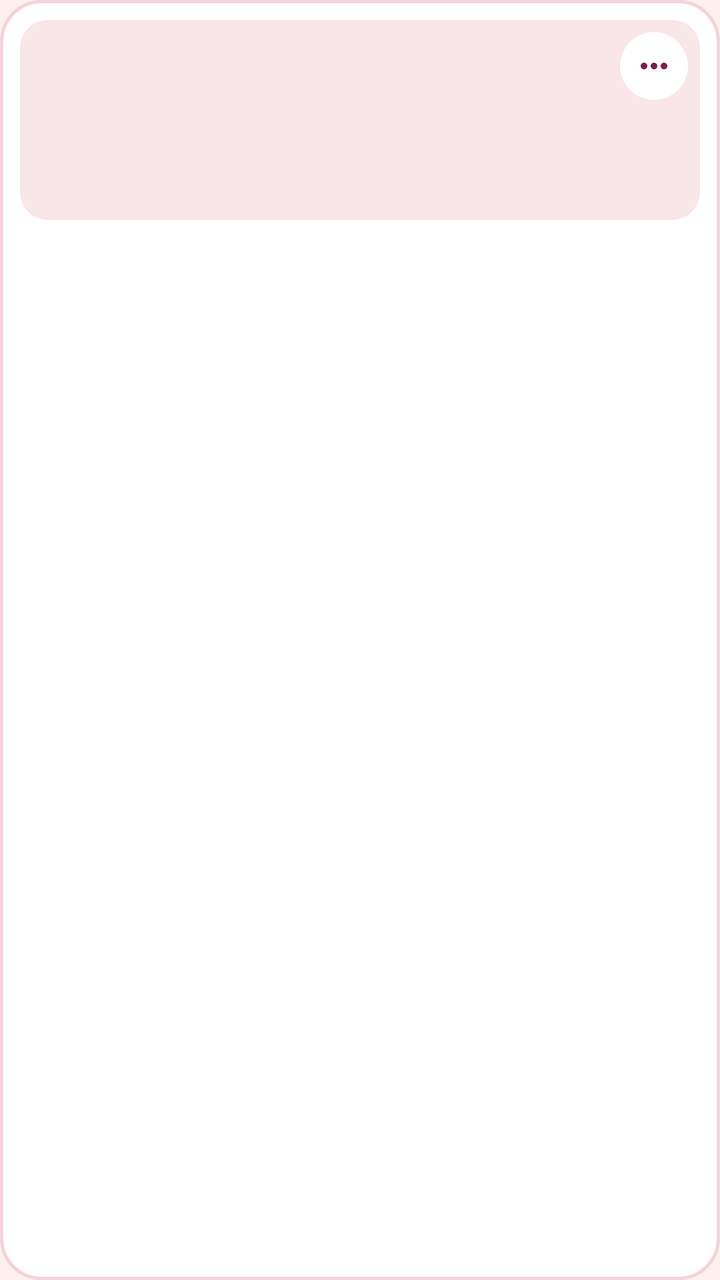
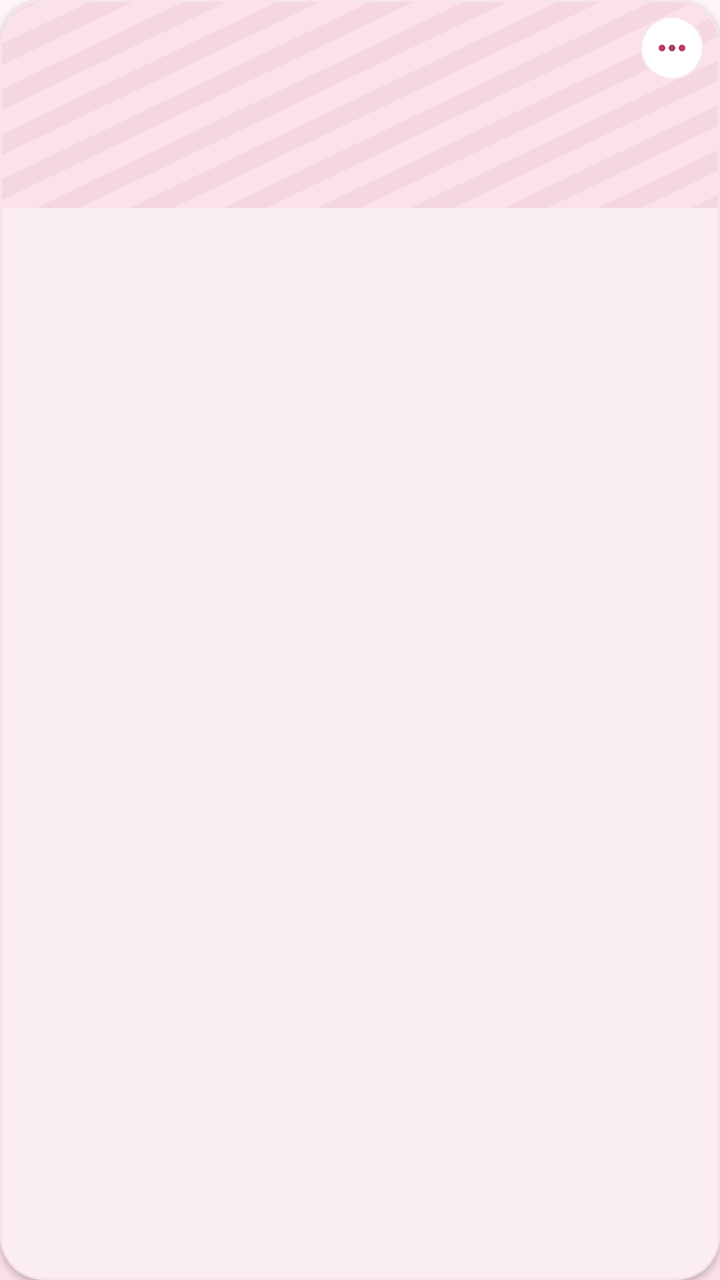

The first picture is an Android layout as it rendered before a commit; the second is the same layout after the commit. The layout source and the unified diff follow.
<!-- AndroidManifest.xml: application theme Theme.OneMoreDish -->
<!-- res/layout/item_platillo.xml -->
<?xml version="1.0" encoding="utf-8"?>
<FrameLayout xmlns:android="http://schemas.android.com/apk/res/android"
    android:layout_width="0dp"
    android:layout_height="wrap_content"
    android:layout_columnWeight="1"
    android:layout_gravity="fill"
    android:layout_margin="6dp"
    android:background="@drawable/bg_tarjeta_platillo"
    android:padding="10dp">

    <LinearLayout
        android:layout_width="match_parent"
        android:layout_height="match_parent"
        android:orientation="vertical">

        <FrameLayout
            android:layout_width="match_parent"
            android:layout_height="100dp"
            android:background="@drawable/bg_foto_platillo">

            <TextView
                android:id="@+id/pl_emoji"
                android:layout_width="wrap_content"
                android:layout_height="wrap_content"
                android:layout_gravity="center"
                android:textSize="44sp" />
        </FrameLayout>

        <TextView
            android:id="@+id/pl_nombre"
            style="@style/Omd.Titulo"
            android:layout_width="match_parent"
            android:layout_height="wrap_content"
            android:layout_marginTop="10dp"
            android:ellipsize="end"
            android:maxLines="2"
            android:textSize="17sp" />

        <TextView
            android:id="@+id/pl_desc"
            style="@style/Omd.Etiqueta"
            android:layout_width="match_parent"
            android:layout_height="wrap_content"
            android:layout_marginTop="2dp"
            android:ellipsize="end"
            android:maxLines="2"
            android:textSize="12sp" />

        <View
            android:layout_width="match_parent"
            android:layout_height="0dp"
            android:layout_weight="1" />

        <TextView
            android:id="@+id/pl_precio"
            style="@style/Omd.Titulo"
            android:layout_width="wrap_content"
            android:layout_height="wrap_content"
            android:layout_marginTop="8dp"
            android:textColor="@color/rosa_principal"
            android:textSize="20sp" />
    </LinearLayout>

    <ImageButton
        android:id="@+id/pl_opciones"
        android:layout_width="34dp"
        android:layout_height="34dp"
        android:layout_gravity="top|end"
        android:layout_margin="6dp"
        android:background="@drawable/circulo_blanco"
        android:contentDescription="@string/modificar_titulo"
        android:padding="7dp"
        android:scaleType="centerInside"
        android:src="@drawable/ic_nav_mas"
        android:tint="@color/vino" />
</FrameLayout>
<!-- resources referenced by this layout -->
<resources>
  <color name="rosa_principal">#D4679B</color>
  <color name="vino">#7A1F4E</color>
  <!-- drawable bg_foto_platillo (drawable) -->
  <?xml version="1.0" encoding="utf-8"?>
  <shape xmlns:android="http://schemas.android.com/apk/res/android" android:shape="rectangle">
      <solid android:color="@color/rosa_header" />
      <corners android:radius="14dp" />
  </shape>
  <!-- drawable bg_tarjeta_platillo (drawable) -->
  <?xml version="1.0" encoding="utf-8"?>
  <shape xmlns:android="http://schemas.android.com/apk/res/android" android:shape="rectangle">
      <solid android:color="@color/blanco" />
      <stroke android:width="1.5dp" android:color="@color/rosa_claro" />
      <corners android:radius="20dp" />
  </shape>
  <!-- drawable circulo_blanco (drawable) -->
  <?xml version="1.0" encoding="utf-8"?>
  <shape xmlns:android="http://schemas.android.com/apk/res/android" android:shape="oval">
      <solid android:color="@color/blanco" />
  </shape>
  <style name="Omd.Etiqueta" parent="Omd.Texto">
          <item name="android:textColor">@color/texto_suave</item>
          <item name="android:textSize">13sp</item>
      </style>
  <style name="Omd.Titulo" parent="">
          <item name="android:fontFamily">serif</item>
          <item name="android:textStyle">bold</item>
          <item name="android:textColor">@color/vino</item>
          <item name="android:textSize">28sp</item>
          <item name="android:lineSpacingMultiplier">1.05</item>
      </style>
  <style name="Theme.OneMoreDish" parent="Theme.Material3.Light.NoActionBar">
          <item name="colorPrimary">@color/boton</item>
          <item name="colorOnPrimary">@color/blanco</item>
          <item name="colorPrimaryContainer">@color/rosa_claro</item>
          <item name="colorOnPrimaryContainer">@color/vino</item>
          <item name="colorSecondary">@color/vino</item>
          <item name="colorOnSecondary">@color/blanco</item>
          <item name="colorSurface">@color/rosa_fondo</item>
          <item name="colorOnSurface">@color/texto</item>
          <item name="colorError">@color/error</item>
          <item name="android:colorBackground">@color/rosa_fondo</item>
          <item name="android:windowBackground">@color/rosa_fondo</item>
          <item name="android:textColorPrimary">@color/texto</item>
          <item name="android:fontFamily">sans-serif</item>
          <item name="bottomSheetDialogTheme">@style/Omd.HojaTema</item>
      </style>
  <color name="rosa_header">#F8E6E8</color>
  <color name="rosa_claro">#F3D3DC</color>
  <style name="Omd.Texto" parent="">
          <item name="android:fontFamily">sans-serif</item>
          <item name="android:textColor">@color/texto</item>
          <item name="android:textSize">15sp</item>
          <item name="android:lineSpacingMultiplier">1.15</item>
      </style>
  <color name="texto_suave">#8A5A74</color>
  <color name="boton">#BC4B82</color>
  <color name="rosa_fondo">#FDF0EE</color>
  <color name="texto">#5A2140</color>
  <color name="error">#9B2C2C</color>
  <style name="Omd.Hoja" parent="Widget.Material3.BottomSheet.Modal">
          <item name="backgroundTint">@color/blanco_suave</item>
      </style>
  <color name="blanco_suave">#FFF6F5</color>
  <!-- unchanged entries left out for length: 4 -->
</resources>

<!-- the commit's change to res/layout/item_platillo.xml (unified diff, before → after) -->
@@ -1,76 +1,94 @@
 <?xml version="1.0" encoding="utf-8"?>
-<FrameLayout xmlns:android="http://schemas.android.com/apk/res/android"
+<com.google.android.material.card.MaterialCardView xmlns:android="http://schemas.android.com/apk/res/android"
+    xmlns:app="http://schemas.android.com/apk/res-auto"
+    style="@style/Omd.Tarjeta"
     android:layout_width="0dp"
     android:layout_height="wrap_content"
     android:layout_columnWeight="1"
     android:layout_gravity="fill"
     android:layout_margin="6dp"
-    android:background="@drawable/bg_tarjeta_platillo"
-    android:padding="10dp">
+    app:cardElevation="2dp">
 
-    <LinearLayout
+    <FrameLayout
         android:layout_width="match_parent"
-        android:layout_height="match_parent"
-        android:orientation="vertical">
+        android:layout_height="match_parent">
 
-        <FrameLayout
+        <LinearLayout
             android:layout_width="match_parent"
-            android:layout_height="100dp"
-            android:background="@drawable/bg_foto_platillo">
+            android:layout_height="match_parent"
+            android:orientation="vertical">
 
-            <TextView
-                android:id="@+id/pl_emoji"
-                android:layout_width="wrap_content"
-                android:layout_height="wrap_content"
-                android:layout_gravity="center"
-                android:textSize="44sp" />
-        </FrameLayout>
+            
+            <FrameLayout
+                android:layout_width="match_parent"
+                android:layout_height="104dp"
+                android:background="@drawable/bg_rayas_platillo">
 
-        <TextView
-            android:id="@+id/pl_nombre"
-            style="@style/Omd.Titulo"
-            android:layout_width="match_parent"
-            android:layout_height="wrap_content"
-            android:layout_marginTop="10dp"
-            android:ellipsize="end"
-            android:maxLines="2"
-            android:textSize="17sp" />
+                <TextView
+                    android:id="@+id/pl_emoji"
+                    android:layout_width="wrap_content"
+                    android:layout_height="wrap_content"
+                    android:layout_gravity="center"
+                    android:textSize="42sp" />
+            </FrameLayout>
 
-        <TextView
-            android:id="@+id/pl_desc"
-            style="@style/Omd.Etiqueta"
-            android:layout_width="match_parent"
-            android:layout_height="wrap_content"
-            android:layout_marginTop="2dp"
-            android:ellipsize="end"
-            android:maxLines="2"
-            android:textSize="12sp" />
+            <LinearLayout
+                android:layout_width="match_parent"
+                android:layout_height="0dp"
+                android:layout_weight="1"
+                android:orientation="vertical"
+                android:paddingStart="12dp"
+                android:paddingTop="10dp"
+                android:paddingEnd="12dp"
+                android:paddingBottom="12dp">
 
-        <View
-            android:layout_width="match_parent"
-            android:layout_height="0dp"
-            android:layout_weight="1" />
+                <TextView
+                    android:id="@+id/pl_nombre"
+                    style="@style/Omd.TituloTarjeta"
+                    android:layout_width="match_parent"
+                    android:layout_height="wrap_content"
+                    android:ellipsize="end"
+                    android:maxLines="2"
+                    android:textSize="15sp" />
 
-        <TextView
-            android:id="@+id/pl_precio"
-            style="@style/Omd.Titulo"
-            android:layout_width="wrap_content"
-            android:layout_height="wrap_content"
-            android:layout_marginTop="8dp"
-            android:textColor="@color/rosa_principal"
-            android:textSize="20sp" />
-    </LinearLayout>
+                <TextView
+                    android:id="@+id/pl_desc"
+                    style="@style/Omd.Etiqueta"
+                    android:layout_width="match_parent"
+                    android:layout_height="wrap_content"
+                    android:layout_marginTop="2dp"
+                    android:ellipsize="end"
+                    android:maxLines="2"
+                    android:textSize="12sp" />
 
-    <ImageButton
-        android:id="@+id/pl_opciones"
-        android:layout_width="34dp"
-        android:layout_height="34dp"
-        android:layout_gravity="top|end"
-        android:layout_margin="6dp"
-        android:background="@drawable/circulo_blanco"
-        android:contentDescription="@string/modificar_titulo"
-        android:padding="7dp"
-        android:scaleType="centerInside"
-        android:src="@drawable/ic_nav_mas"
-        android:tint="@color/vino" />
-</FrameLayout>
+                <View
+                    android:layout_width="match_parent"
+                    android:layout_height="0dp"
+                    android:layout_weight="1" />
+
+                <TextView
+                    android:id="@+id/pl_precio"
+                    style="@style/Omd.Texto.Fuerte"
+                    android:layout_width="wrap_content"
+                    android:layout_height="wrap_content"
+                    android:layout_marginTop="8dp"
+                    android:textColor="@color/fs_primario"
+                    android:textSize="16sp" />
+            </LinearLayout>
+        </LinearLayout>
+
+        
+        <ImageButton
+            android:id="@+id/pl_opciones"
+            android:layout_width="32dp"
+            android:layout_height="32dp"
+            android:layout_gravity="top|end"
+            android:layout_margin="8dp"
+            android:background="@drawable/bg_boton_circular"
+            android:contentDescription="@string/modificar_titulo"
+            android:padding="6dp"
+            android:scaleType="centerInside"
+            android:src="@drawable/ic_nav_mas"
+            app:tint="@color/fs_primario" />
+    </FrameLayout>
+</com.google.android.material.card.MaterialCardView>
<!-- resource entries referenced after the edit -->
@@ -1,69 +1,153 @@
 <!-- resources referenced by this layout -->
 <resources>
-  <color name="rosa_principal">#D4679B</color>
-  <color name="vino">#7A1F4E</color>
-  <!-- drawable bg_foto_platillo (drawable) -->
+  <color name="fs_primario">#B93A6F</color>
+  <!-- drawable bg_boton_circular (drawable) -->
   <?xml version="1.0" encoding="utf-8"?>
-  <shape xmlns:android="http://schemas.android.com/apk/res/android" android:shape="rectangle">
-      <solid android:color="@color/rosa_header" />
-      <corners android:radius="14dp" />
-  </shape>
-  <!-- drawable bg_tarjeta_platillo (drawable) -->
+  <ripple xmlns:android="http://schemas.android.com/apk/res/android" android:color="@color/fs_rosa_pista">
+      <item>
+          <shape android:shape="oval">
+              <solid android:color="@color/blanco" />
+              <stroke android:width="1dp" android:color="@color/fs_borde_tarjeta" />
+          </shape>
+      </item>
+  </ripple>
+  <!-- drawable bg_rayas_platillo (drawable) -->
   <?xml version="1.0" encoding="utf-8"?>
-  <shape xmlns:android="http://schemas.android.com/apk/res/android" android:shape="rectangle">
-      <solid android:color="@color/blanco" />
-      <stroke android:width="1.5dp" android:color="@color/rosa_claro" />
-      <corners android:radius="20dp" />
-  </shape>
-  <!-- drawable circulo_blanco (drawable) -->
-  <?xml version="1.0" encoding="utf-8"?>
-  <shape xmlns:android="http://schemas.android.com/apk/res/android" android:shape="oval">
-      <solid android:color="@color/blanco" />
-  </shape>
+  <vector xmlns:android="http://schemas.android.com/apk/res/android"
+      android:width="200dp"
+      android:height="120dp"
+      android:viewportWidth="200"
+      android:viewportHeight="120">
+      <path
+          android:fillColor="@color/fs_rosa_icono"
+          android:pathData="M0,0h200v120h-200z" />
+      <path
+          android:fillColor="@color/fs_rosa_pista"
+          android:pathData="M-120,120 L-108,120 L12,0 L0,0 Z M-94,120 L-82,120 L38,0 L26,0 Z M-68,120 L-56,120 L64,0 L52,0 Z M-42,120 L-30,120 L90,0 L78,0 Z M-16,120 L-4,120 L116,0 L104,0 Z M10,120 L22,120 L142,0 L130,0 Z M36,120 L48,120 L168,0 L156,0 Z M62,120 L74,120 L194,0 L182,0 Z M88,120 L100,120 L220,0 L208,0 Z M114,120 L126,120 L246,0 L234,0 Z M140,120 L152,120 L272,0 L260,0 Z M166,120 L178,120 L298,0 L286,0 Z M192,120 L204,120 L324,0 L312,0 Z M218,120 L230,120 L350,0 L338,0 Z" />
+  </vector>
   <style name="Omd.Etiqueta" parent="Omd.Texto">
-          <item name="android:textColor">@color/texto_suave</item>
+          <item name="android:textColor">@color/fs_texto_suave</item>
           <item name="android:textSize">13sp</item>
       </style>
-  <style name="Omd.Titulo" parent="">
-          <item name="android:fontFamily">serif</item>
+  <style name="Omd.Tarjeta" parent="Widget.Material3.CardView.Elevated">
+          <item name="cardBackgroundColor">@color/fs_tarjeta</item>
+          <item name="cardCornerRadius">22dp</item>
+          <item name="cardElevation">2dp</item>
+          <item name="strokeColor">@color/fs_borde_tarjeta</item>
+          <item name="strokeWidth">1dp</item>
+          <item name="cardUseCompatPadding">false</item>
+      </style>
+  <style name="Omd.Texto.Fuerte">
+          <item name="android:fontFamily">sans-serif-medium</item>
           <item name="android:textStyle">bold</item>
-          <item name="android:textColor">@color/vino</item>
-          <item name="android:textSize">28sp</item>
-          <item name="android:lineSpacingMultiplier">1.05</item>
+          <item name="android:textColor">@color/fs_titulo</item>
+      </style>
+  <style name="Omd.TituloTarjeta" parent="">
+          <item name="android:fontFamily">sans-serif-medium</item>
+          <item name="android:textStyle">bold</item>
+          <item name="android:textColor">@color/fs_titulo</item>
+          <item name="android:textSize">17sp</item>
       </style>
   <style name="Theme.OneMoreDish" parent="Theme.Material3.Light.NoActionBar">
-          <item name="colorPrimary">@color/boton</item>
+          
+          <item name="colorPrimary">@color/fs_primario</item>
           <item name="colorOnPrimary">@color/blanco</item>
-          <item name="colorPrimaryContainer">@color/rosa_claro</item>
-          <item name="colorOnPrimaryContainer">@color/vino</item>
-          <item name="colorSecondary">@color/vino</item>
+          <item name="colorPrimaryContainer">@color/fs_badge_fondo</item>
+          <item name="colorOnPrimaryContainer">@color/fs_primario_oscuro</item>
+          <item name="colorSecondary">@color/fs_primario_oscuro</item>
           <item name="colorOnSecondary">@color/blanco</item>
-          <item name="colorSurface">@color/rosa_fondo</item>
-          <item name="colorOnSurface">@color/texto</item>
+          <item name="colorSecondaryContainer">@color/fs_rosa_icono</item>
+          <item name="colorOnSecondaryContainer">@color/fs_primario_oscuro</item>
+          <item name="colorTertiary">@color/fs_salvia_oscuro</item>
+          <item name="colorOnTertiary">@color/blanco</item>
+  
+          
+          <item name="colorSurface">@color/fs_tarjeta</item>
+          <item name="colorOnSurface">@color/fs_texto</item>
+          <item name="colorOnSurfaceVariant">@color/fs_texto_suave</item>
+          <item name="colorSurfaceContainerLowest">@color/blanco</item>
+          <item name="colorSurfaceContainerLow">@color/fs_tarjeta</item>
+          <item name="colorSurfaceContainer">@color/blanco_suave</item>
+          <item name="colorSurfaceContainerHigh">@color/rosa_fondo</item>
+          <item name="colorSurfaceContainerHighest">@color/rosa_header</item>
+          <item name="colorOutline">@color/borde_campo</item>
+          <item name="colorOutlineVariant">@color/fs_borde_control</item>
           <item name="colorError">@color/error</item>
-          <item name="android:colorBackground">@color/rosa_fondo</item>
-          <item name="android:windowBackground">@color/rosa_fondo</item>
-          <item name="android:textColorPrimary">@color/texto</item>
+  
+          
+          <item name="android:colorBackground">@color/fs_fondo_arriba</item>
+          <item name="android:windowBackground">@drawable/bg_pantalla</item>
+          <item name="android:windowLightStatusBar">true</item>
+          <item name="android:windowLightNavigationBar" tools:targetApi="27">true</item>
+  
+          
+          <item name="android:textColorPrimary">@color/fs_texto</item>
+          <item name="android:textColorSecondary">@color/fs_texto_suave</item>
           <item name="android:fontFamily">sans-serif</item>
+  
+          
+          <item name="materialCardViewStyle">@style/Omd.Tarjeta</item>
           <item name="bottomSheetDialogTheme">@style/Omd.HojaTema</item>
+          <item name="popupMenuStyle">@style/Omd.Popup</item>
+          <item name="textAppearanceLargePopupMenu">@style/Omd.PopupTexto</item>
+          <item name="textAppearanceSmallPopupMenu">@style/Omd.PopupTexto</item>
       </style>
-  <color name="rosa_header">#F8E6E8</color>
-  <color name="rosa_claro">#F3D3DC</color>
+  <color name="fs_rosa_pista">#F5D6E3</color>
+  <color name="fs_borde_tarjeta">#F6E3EB</color>
+  <color name="fs_rosa_icono">#FBE1EA</color>
+  <color name="rosa_header">#FBE4EC</color>
+  <color name="borde_campo">#D9B8C7</color>
+  <color name="fs_borde_control">#F0D3DF</color>
   <style name="Omd.Texto" parent="">
           <item name="android:fontFamily">sans-serif</item>
-          <item name="android:textColor">@color/texto</item>
+          <item name="android:textColor">@color/fs_texto</item>
           <item name="android:textSize">15sp</item>
           <item name="android:lineSpacingMultiplier">1.15</item>
       </style>
-  <color name="texto_suave">#8A5A74</color>
-  <color name="boton">#BC4B82</color>
-  <color name="rosa_fondo">#FDF0EE</color>
-  <color name="texto">#5A2140</color>
-  <color name="error">#9B2C2C</color>
+  <color name="fs_texto_suave">#735861</color>
+  <color name="fs_tarjeta">#FFFCFD</color>
+  <color name="fs_titulo">#440D28</color>
+  <color name="fs_badge_fondo">#F8D9E5</color>
+  <color name="fs_primario_oscuro">#8E2456</color>
+  <color name="fs_salvia_oscuro">#6F855F</color>
+  <color name="fs_texto">#3C1527</color>
+  <color name="rosa_fondo">#FFF5F6</color>
+  <color name="error">#B3261E</color>
+  <color name="fs_fondo_arriba">#FFF5F6</color>
+  <!-- drawable bg_pantalla (drawable) -->
+  <?xml version="1.0" encoding="utf-8"?>
+  <shape xmlns:android="http://schemas.android.com/apk/res/android" android:shape="rectangle">
+      <gradient android:angle="270" android:startColor="@color/fs_fondo_arriba" android:endColor="@color/fs_fondo_abajo" />
+  </shape>
+  <style name="Omd.Popup" parent="Widget.Material3.PopupMenu">
+          <item name="android:popupBackground">@drawable/bg_popup</item>
+          <item name="android:popupElevation">8dp</item>
+      </style>
+  <style name="Omd.PopupTexto" parent="TextAppearance.Material3.BodyLarge">
+          <item name="android:textColor">@color/fs_texto</item>
+          <item name="android:fontFamily">sans-serif-medium</item>
+      </style>
+  <color name="fs_fondo_abajo">#FBE0E9</color>
   <style name="Omd.Hoja" parent="Widget.Material3.BottomSheet.Modal">
           <item name="backgroundTint">@color/blanco_suave</item>
+          <item name="shapeAppearance">@style/Omd.FormaHoja</item>
       </style>
-  <color name="blanco_suave">#FFF6F5</color>
+  <!-- drawable bg_popup (drawable) -->
+  <?xml version="1.0" encoding="utf-8"?>
+  <shape xmlns:android="http://schemas.android.com/apk/res/android" android:shape="rectangle">
+      <solid android:color="@color/fs_tarjeta" />
+      <stroke android:width="1dp" android:color="@color/fs_borde_tarjeta" />
+      <corners android:radius="18dp" />
+      <padding android:top="6dp" android:bottom="6dp" />
+  </shape>
+  <style name="Omd.FormaHoja" parent="">
+          <item name="cornerFamily">rounded</item>
+          <item name="cornerSizeTopLeft">28dp</item>
+          <item name="cornerSizeTopRight">28dp</item>
+          <item name="cornerSizeBottomLeft">0dp</item>
+          <item name="cornerSizeBottomRight">0dp</item>
+      </style>
+  <color name="blanco_suave">#FFFBFC</color>
   <!-- unchanged entries left out for length: 4 -->
 </resources>
 
